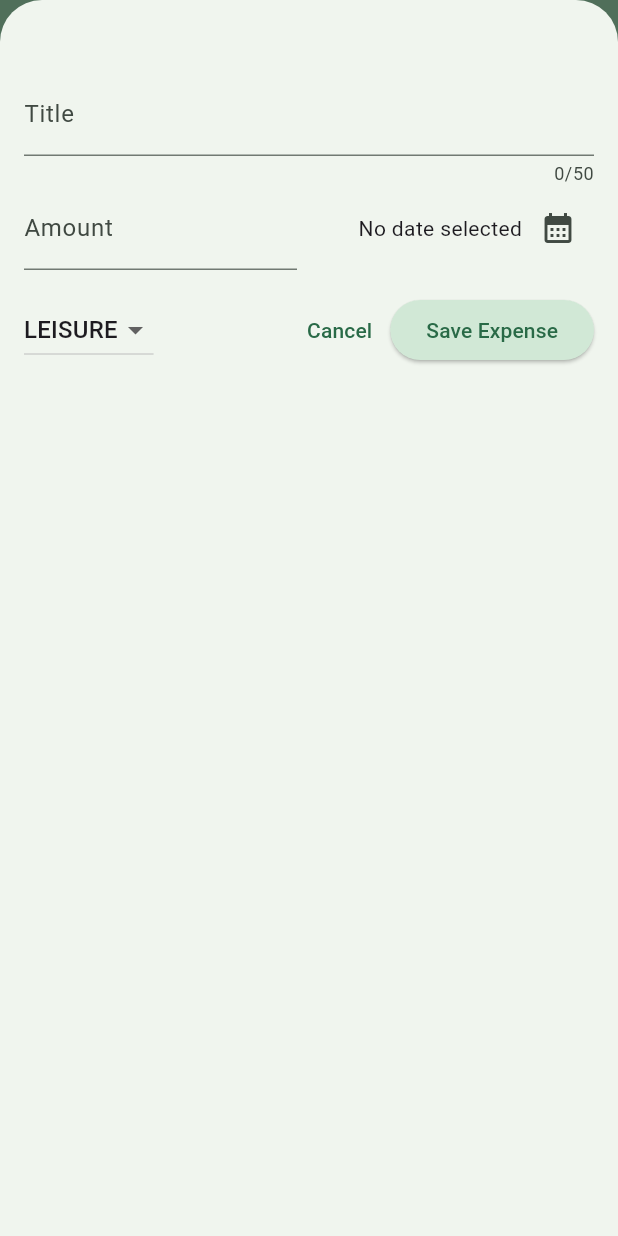
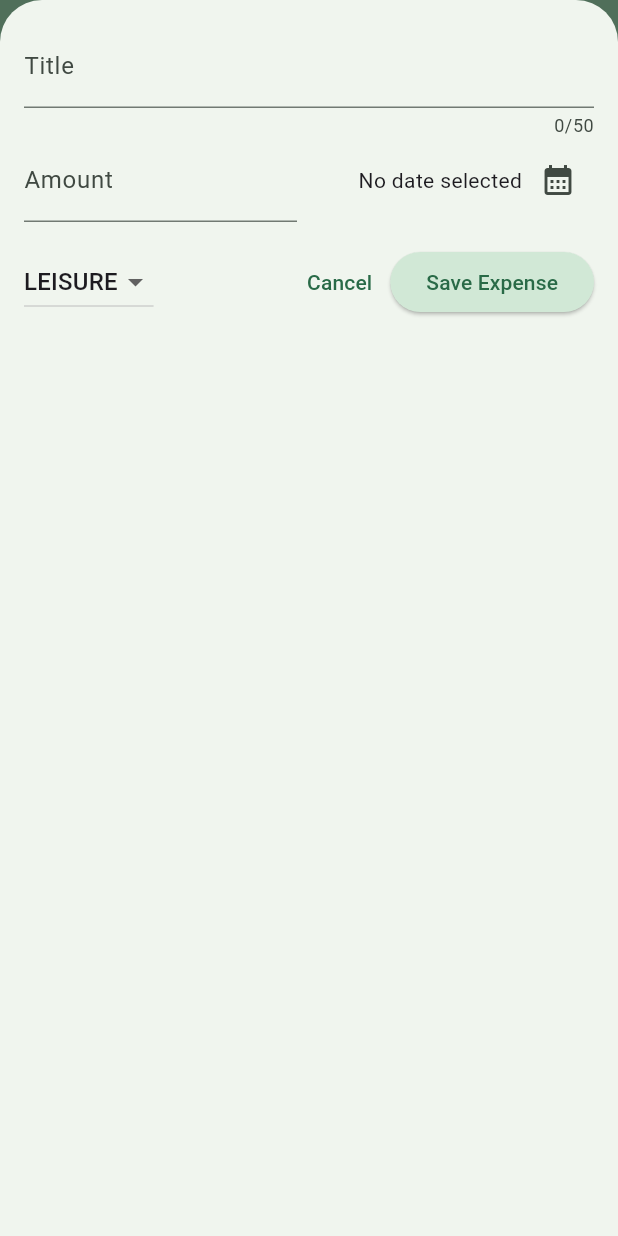
Before and after one commit to SlzAnd/expense_tracker, a Flutter app: the screen it shows after launch, after a tap on the "add" icon, on a phone screen of 412 x 824 dp. Run offline on Flutter 3.47's test engine with Material 3 defaults, Android fonts, the phone set to English and light mode, and no system bars.

Commit message:
Added some UI adaptivity.

```diff
--- a/lib/widgets/expenses.dart
+++ b/lib/widgets/expenses.dart
@@ -55,6 +55,7 @@ class _ExpensesState extends State<Expenses> {
 
   void _openAddExpenseOverlay() {
     showModalBottomSheet(
+      useSafeArea: true,
       isScrollControlled: true,
       context: context,
       builder: (ctx) => NewExpense(
@@ -65,6 +66,7 @@ class _ExpensesState extends State<Expenses> {
 
   @override
   Widget build(BuildContext context) {
+    final width = MediaQuery.of(context).size.width;
     Widget mainContent = const Center(
       child: Text('No expenses found. Start adding some!'),
     );
@@ -85,9 +87,20 @@ class _ExpensesState extends State<Expenses> {
           ),
         ],
       ),
-      body: Column(
+      body: width < 600
+          ? Column(
               children: [
                 Chart(expenses: _registeredExpenses),
+                Expanded(
+                  child: mainContent,
+                ),
+              ],
+            )
+          : Row(
+              children: [
+                Expanded(
+                  child: Chart(expenses: _registeredExpenses),
+                ),
                 Expanded(
                   child: mainContent,
                 ),
--- a/lib/widgets/new_expense.dart
+++ b/lib/widgets/new_expense.dart
@@ -1,4 +1,7 @@
+import 'dart:io';
+
 import 'package:expense_tracker/models/expense.dart';
+import 'package:flutter/cupertino.dart';
 import 'package:flutter/material.dart';
 
 class NewExpense extends StatefulWidget {
@@ -20,9 +23,25 @@ class _NewExpenseState extends State<NewExpense> {
     final enteredAmount = double.tryParse(_amountController.text);
     final amountIsValid = enteredAmount != null && enteredAmount >= 0;
 
-    if (_titleController.text.trim().isEmpty ||
-        !amountIsValid ||
-        _selectedDate == null) {
+    void _showDialog() {
+      if (Platform.isIOS) {
+        showCupertinoDialog(
+          context: context,
+          builder: (ctx) => CupertinoAlertDialog(
+            title: const Text('Invalid input'),
+            content: const Text(
+                'Please make sure a valid title, amount, date and category was entered.'),
+            actions: [
+              TextButton(
+                onPressed: () {
+                  Navigator.pop(ctx);
+                },
+                child: const Text('Okay'),
+              )
+            ],
+          ),
+        );
+      } else {
         showDialog(
           context: context,
           builder: (ctx) => AlertDialog(
@@ -39,6 +58,13 @@ class _NewExpenseState extends State<NewExpense> {
             ],
           ),
         );
+      }
+    }
+
+    if (_titleController.text.trim().isEmpty ||
+        !amountIsValid ||
+        _selectedDate == null) {
+      _showDialog();
       return;
     }
 
@@ -74,8 +100,12 @@ class _NewExpenseState extends State<NewExpense> {
 
   @override
   Widget build(BuildContext context) {
-    return Padding(
-      padding: const EdgeInsets.fromLTRB(16, 48, 16, 16),
+    final keyboardSpace = MediaQuery.of(context).viewInsets.bottom;
+    return SizedBox(
+      height: double.infinity,
+      child: SingleChildScrollView(
+        child: Padding(
+          padding: EdgeInsets.fromLTRB(16, 16, 16, keyboardSpace + 16),
           child: Column(
             children: [
               TextField(
@@ -158,6 +188,8 @@ class _NewExpenseState extends State<NewExpense> {
               )
             ],
           ),
+        ),
+      ),
     );
   }
 }
```
Lines whose indentation alone changed are shown as unchanged.
